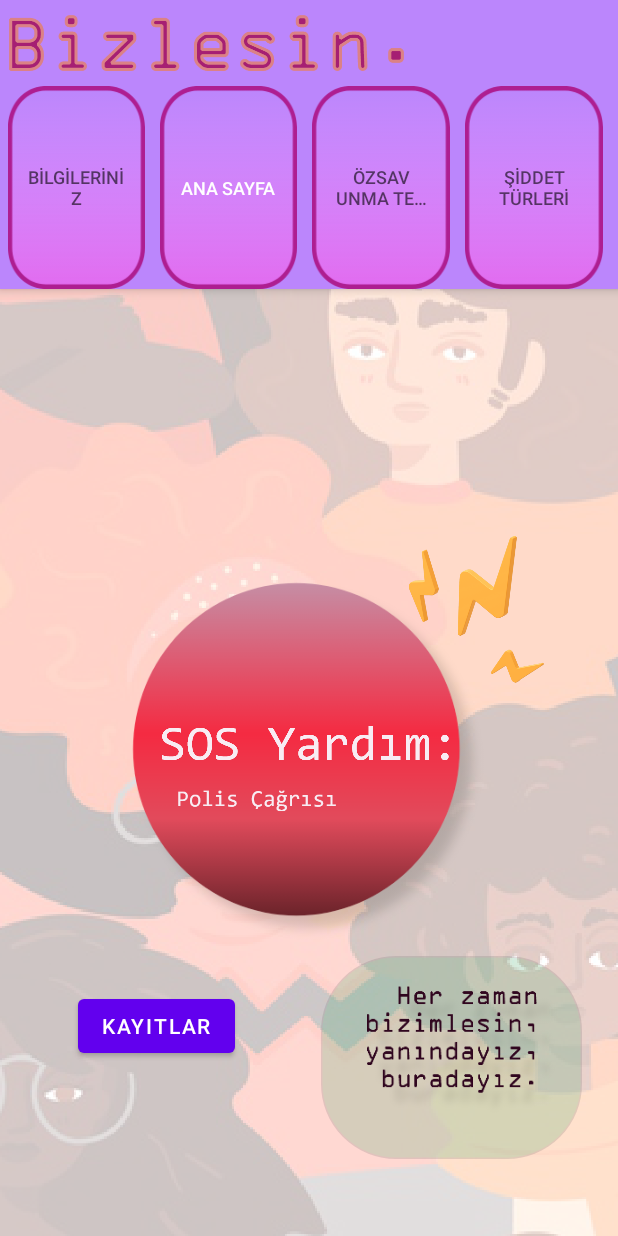
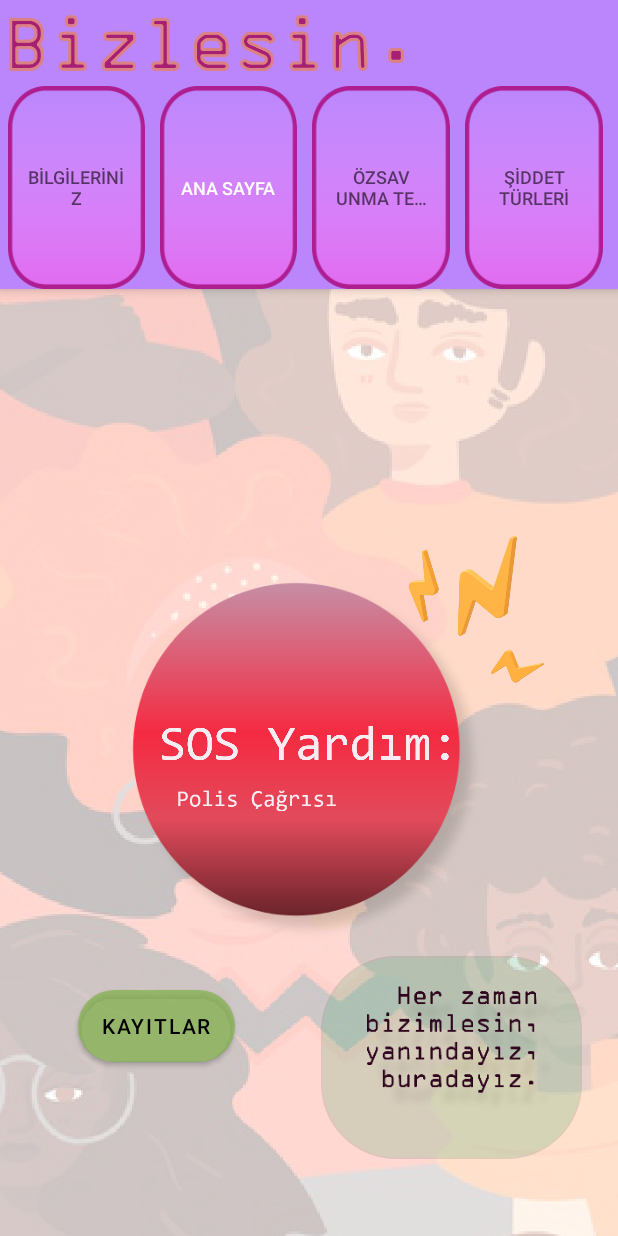
Before and after one commit to oykuyener/WomanSafetyApp, an Android app: the screen it shows after launch (MainActivity), tab 2 chosen, on a phone screen of 412 x 824 dp. Run offline under Robolectric (Android 15) with nearby library versions, the phone set to English and light mode, and no system bars.

Commit message:
Update fragment_home.xml

```diff
--- a/app/src/main/res/layout/fragment_home.xml
+++ b/app/src/main/res/layout/fragment_home.xml
@@ -101,7 +101,10 @@
         android:layout_marginStart="52dp"
         android:layout_marginLeft="52dp"
         android:layout_marginBottom="116dp"
+        android:background="@drawable/roundedbutton"
         android:text="Kayıtlar"
+        app:backgroundTint="#C183B14F"
+        android:textColor="@color/black"
         app:layout_constraintBottom_toBottomOf="parent"
         app:layout_constraintStart_toStartOf="parent" />
 
```
